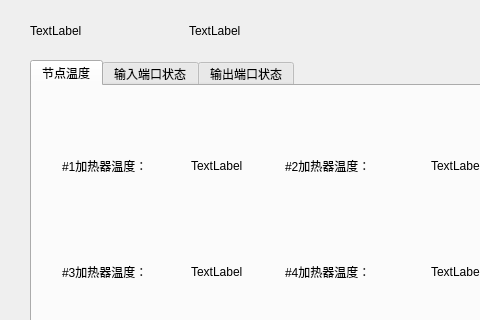
samier958/heaterClient, file cheaterrealtimedata.ui: the form before one commit; both pictures show x 0 to 480 and y 0 to 320 of the 565 by 460 pixel window.
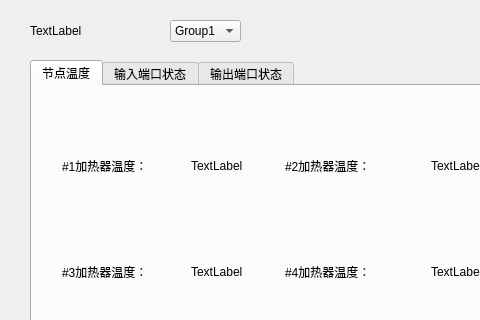
The form after the commit.

The edit to the form file:
```diff
--- a/cheaterrealtimedata.ui
+++ b/cheaterrealtimedata.ui
@@ -477,10 +477,17 @@
      </spacer>
     </item>
     <item>
-     <widget class="QLabel" name="label_13">
+     <widget class="QComboBox" name="heaterGroupSwith">
+      <item>
       <property name="text">
-       <string>TextLabel</string>
-      </property>
+        <string>Group1</string>
+       </property>
+      </item>
+      <item>
+       <property name="text">
+        <string>Group2</string>
+       </property>
+      </item>
      </widget>
     </item>
    </layout>
```
Lines whose indentation alone changed are shown as unchanged.
